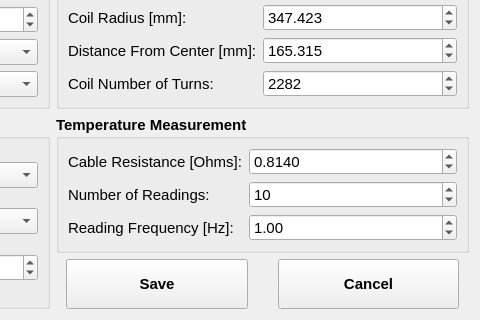
The window that helmholtz/gui/ui/advancedoptionswidget.ui (lnls-ima/helmholtz-coil-control) describes before a commit, drawn with Qt 5; both pictures show x 375 to 855 and y 217 to 537 of the 855 by 537 pixel window.
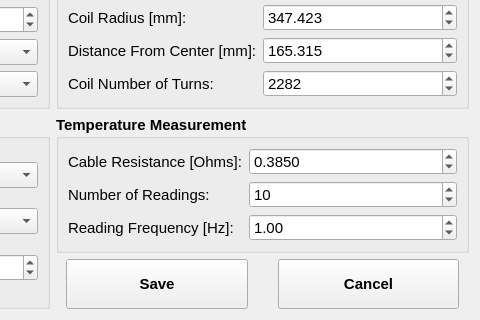
The same window after the commit. Icons and pictures are not drawn.

The edit to the form file:
```diff
--- a/helmholtz/gui/ui/advancedoptionswidget.ui
+++ b/helmholtz/gui/ui/advancedoptionswidget.ui
@@ -770,7 +770,7 @@
          <double>10000.000000000000000</double>
         </property>
         <property name="value">
-         <double>0.814000000000000</double>
+         <double>0.385000000000000</double>
         </property>
        </widget>
       </item>
```
